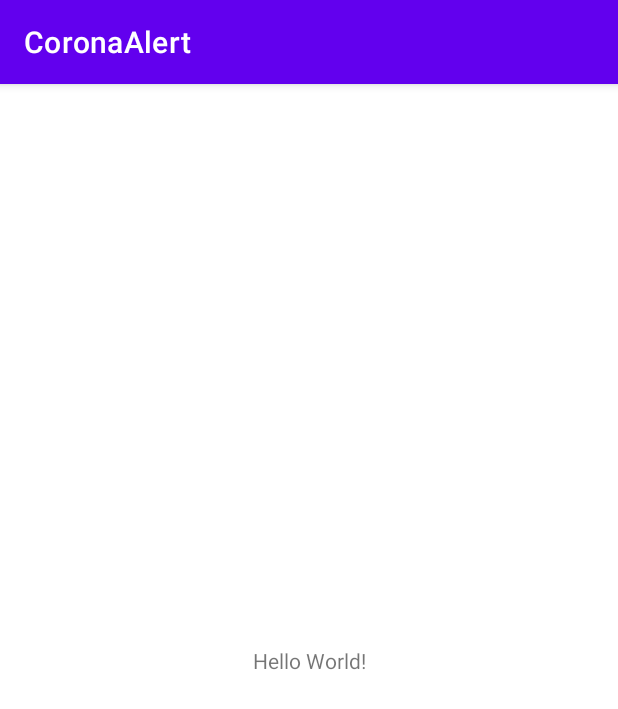
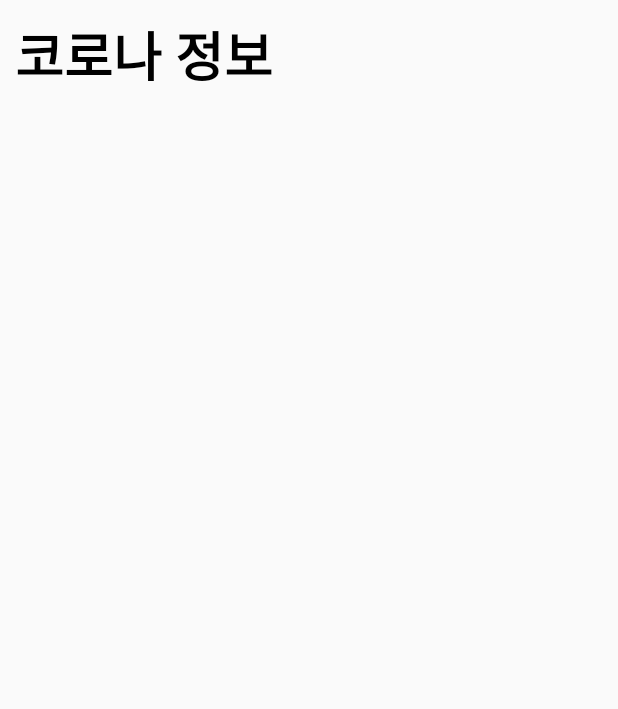
Before and after one commit to leeshble/CovidInfoApp, an Android app: the screen it shows after launch (MainActivity), on a phone screen of 412 x 824 dp. Shown: the top 709 px of the screen. Run offline under Robolectric (Android 15) with nearby library versions, the light colour scheme and no system bars.

Commit message:
[FE] feat : 페이지 기본 세팅 #1

```diff
--- a/app/src/main/res/layout/activity_main.xml
+++ b/app/src/main/res/layout/activity_main.xml
@@ -1,18 +1,28 @@
 <?xml version="1.0" encoding="utf-8"?>
-<androidx.constraintlayout.widget.ConstraintLayout xmlns:android="http://schemas.android.com/apk/res/android"
+<LinearLayout xmlns:android="http://schemas.android.com/apk/res/android"
     xmlns:app="http://schemas.android.com/apk/res-auto"
     xmlns:tools="http://schemas.android.com/tools"
     android:layout_width="match_parent"
     android:layout_height="match_parent"
-    tools:context=".MainActivity">
+    tools:context=".MainActivity"
+    android:orientation="vertical">
 
-    <TextView
-        android:layout_width="wrap_content"
+    <LinearLayout
+        android:layout_width="match_parent"
         android:layout_height="wrap_content"
-        android:text="Hello World!"
-        app:layout_constraintBottom_toBottomOf="parent"
-        app:layout_constraintLeft_toLeftOf="parent"
-        app:layout_constraintRight_toRightOf="parent"
-        app:layout_constraintTop_toTopOf="parent" />
+        android:orientation="horizontal"
+        android:elevation="10dp">
 
-</androidx.constraintlayout.widget.ConstraintLayout>
+        <TextView
+            android:layout_width="wrap_content"
+            android:layout_height="wrap_content"
+            android:text="코로나 정보"
+            android:padding="10dp"
+            android:textColor="@color/black"
+            android:textSize="35dp"
+            android:textStyle="bold" />
+
+    </LinearLayout>
+
+
+</LinearLayout>
--- a/app/src/main/res/values/themes.xml
+++ b/app/src/main/res/values/themes.xml
@@ -1,9 +1,9 @@
 <resources xmlns:tools="http://schemas.android.com/tools">
     <!-- Base application theme. -->
-    <style name="Theme.CoronaAlert" parent="Theme.MaterialComponents.DayNight.DarkActionBar">
+    <style name="Theme.CoronaAlert" parent="Theme.AppCompat.Light.NoActionBar">
         <!-- Primary brand color. -->
         <item name="colorPrimary">@color/purple_500</item>
-        <item name="colorPrimaryVariant">@color/purple_700</item>
+        <item name="colorPrimaryVariant">@color/black</item>
         <item name="colorOnPrimary">@color/white</item>
         <!-- Secondary brand color. -->
         <item name="colorSecondary">@color/teal_200</item>
```
